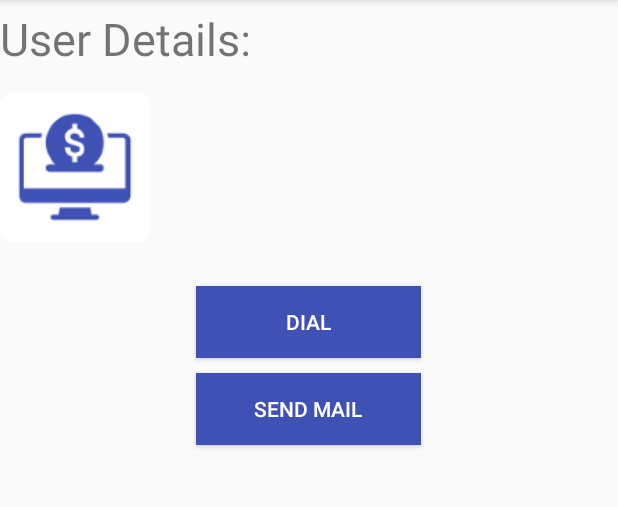
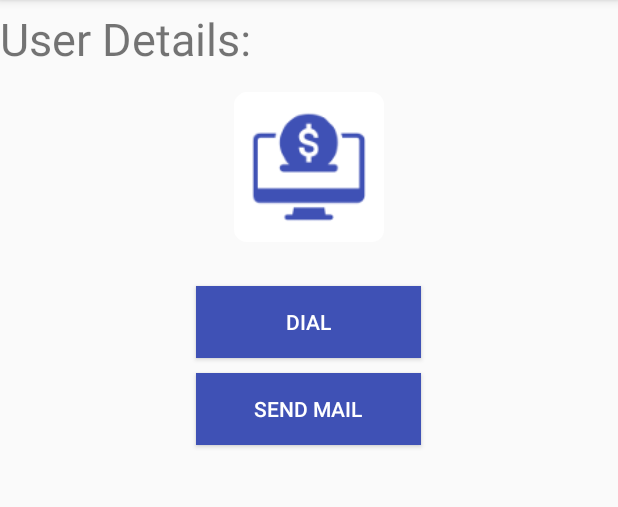
Before and after one commit to KobiShpak/eCommerceApp, an Android app: the DisplayUserInfoActivity screen opened directly, with no data from a screen before it, on a phone screen of 412 x 824 dp, the part 84-591 px from its top. Run offline under Robolectric (Android 15) with nearby library versions, the phone set to English and light mode, and no system bars; 2 statements that could not run were skipped.

Commit message:
3rd screen -> centered imageview

```diff
--- a/app/src/main/res/layout/activity_display_user_info.xml
+++ b/app/src/main/res/layout/activity_display_user_info.xml
@@ -29,7 +29,9 @@
         android:contentDescription="@string/user_image"
         app:layout_constraintEnd_toEndOf="parent"
         app:layout_constraintStart_toStartOf="parent"
-        app:layout_constraintTop_toTopOf="parent" />
+        app:layout_constraintTop_toTopOf="parent"
+        android:layout_gravity="center"
+/>
 
     <TextView
         android:id="@+id/textViewUserInfo"
```
